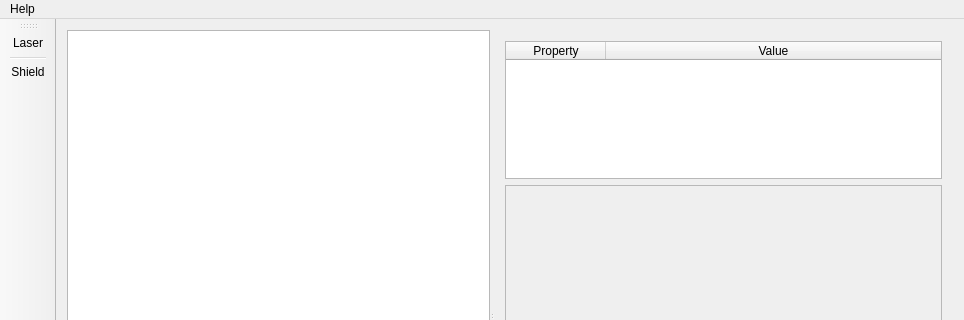
Qt form ui/mainwindow.ui (iminchenko/opticalexperiment) before a commit; both pictures show x 0 to 964 and y 0 to 320 of the 964 by 655 pixel window.
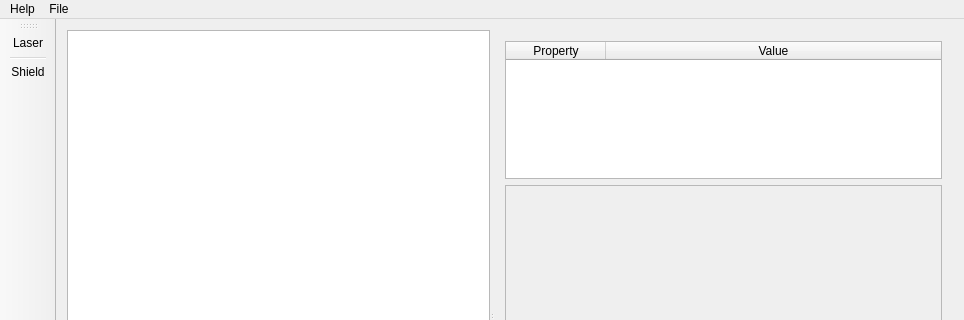
The same form after that commit. Icons and pictures are not drawn. Custom widgets are drawn as their Qt base class.

Commit message: button save/load

```diff
--- a/ui/mainwindow.ui
+++ b/ui/mainwindow.ui
@@ -101,7 +101,7 @@
      <x>0</x>
      <y>0</y>
      <width>964</width>
-     <height>20</height>
+     <height>21</height>
     </rect>
    </property>
    <widget class="QMenu" name="menu">
@@ -110,7 +110,16 @@
     </property>
     <addaction name="actionAbout"/>
    </widget>
+   <widget class="QMenu" name="menuFile">
+    <property name="title">
+     <string>File</string>
+    </property>
+    <addaction name="actionSave"/>
+    <addaction name="separator"/>
+    <addaction name="actionLoad"/>
+   </widget>
    <addaction name="menu"/>
+   <addaction name="menuFile"/>
   </widget>
   <widget class="QToolBar" name="instrumentToolBar">
    <property name="orientation">
```
Left out of the diff: 14 changed lines with no effect on the pictures. The commit also changes 2 other files.
